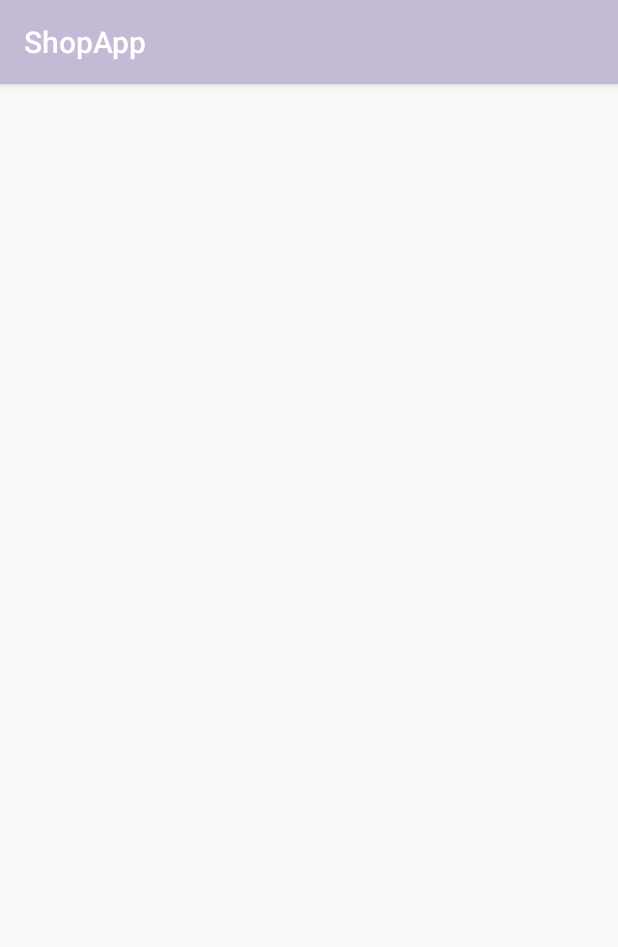
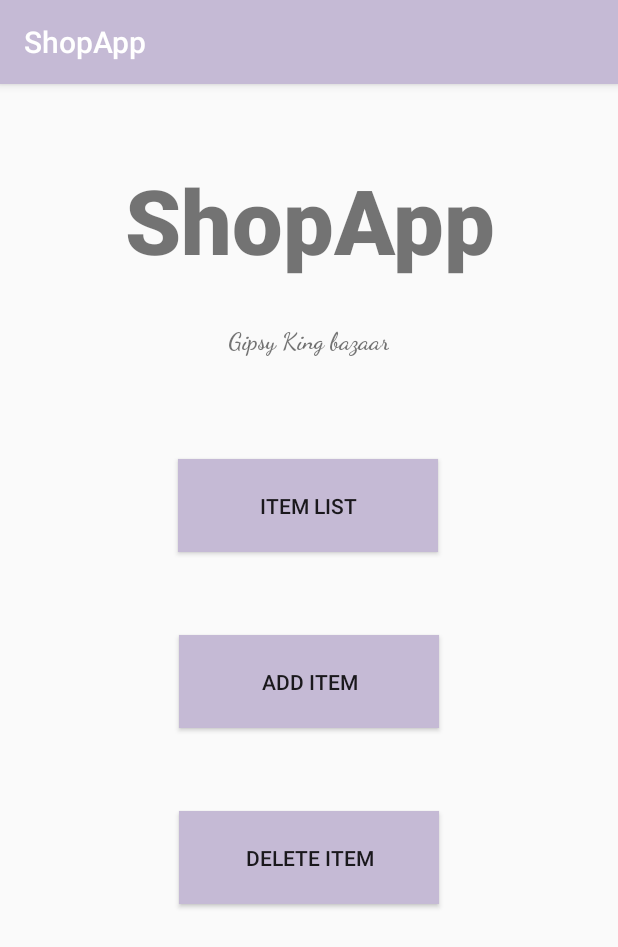
Before and after one commit to JakubRoss/ShopApp, an Android app: the MainActivity screen opened directly, with no data from a screen before it, on a phone screen of 412 x 824 dp. Shown: the top 947 px of the screen. Run offline under Robolectric (Android 15) with nearby library versions, the phone set to English and light mode, and no system bars.

Commit message:
MainActivityAdded

```diff
--- a/app/src/main/AndroidManifest.xml
+++ b/app/src/main/AndroidManifest.xml
@@ -2,6 +2,8 @@
 <manifest xmlns:android="http://schemas.android.com/apk/res/android"
     xmlns:tools="http://schemas.android.com/tools"
     package="com.example.shoplist">
+
+    <uses-permission android:name="android.permission.INTERNET" />
 
     <application
         android:allowBackup="true"
@@ -13,6 +15,9 @@
         android:supportsRtl="true"
         android:theme="@style/Theme.ShopList"
         tools:targetApi="31">
+        <activity
+            android:name=".ItemListActivity"
+            android:exported="false" />
         <activity
             android:name=".RegisterActivity"
             android:exported="false" />
@@ -29,5 +34,5 @@
             </intent-filter>
         </activity>
     </application>
-    <uses-permission android:name="android.permission.INTERNET"/>
+
 </manifest>
--- /dev/null
+++ b/app/src/main/java/com/example/shoplist/ItemListActivity.java
@@ -0,0 +1,66 @@
+package com.example.shoplist;
+
+import android.app.Activity;
+import android.content.SharedPreferences;
+import android.support.v7.app.AppCompatActivity;
+import android.os.Bundle;
+import android.widget.ArrayAdapter;
+import android.widget.ListView;
+
+import com.loopj.android.http.AsyncHttpClient;
+import com.loopj.android.http.AsyncHttpResponseHandler;
+
+import org.json.JSONArray;
+import org.json.JSONException;
+import org.json.JSONObject;
+
+import java.util.ArrayList;
+
+import cz.msebera.android.httpclient.Header;
+
+public class ItemListActivity extends AppCompatActivity {
+
+    @Override
+    protected void onCreate(Bundle savedInstanceState) {
+        super.onCreate(savedInstanceState);
+        setContentView(R.layout.activity_item_list);
+        ListView listView_Products = findViewById(R.id.listView_Products);
+        SharedPreferences prefernces = getSharedPreferences("userPrefernces", Activity.MODE_PRIVATE);
+        String userId = prefernces.getString("userId","0");
+        ArrayList<String> ProductList = new ArrayList<String>();
+        ArrayAdapter<String> PoductAdapter = new ArrayAdapter<String>(ItemListActivity.this, android.R.layout.simple_list_item_1,ProductList);
+        listView_Products.setAdapter(PoductAdapter);
+
+        AsyncHttpClient client = new AsyncHttpClient();
+        String url = "https://dev.imagit.pl/wsg_zaliczenie/api/items/"+userId;
+
+        client.get(url, new AsyncHttpResponseHandler() {
+            @Override
+            public void onSuccess(int statusCode, Header[] headers, byte[] responseBody) {
+                String json = new String(responseBody);
+                try {
+                    JSONArray jArray = new JSONArray(json);
+                    for(int i =0; i<jArray.length(); i++){
+                        JSONObject jObject = jArray.getJSONObject(i);
+                        String productName = jObject.getString("ITEM_NAME");
+                        String itemDescription =jObject.getString("ITEM_DESCRIPTION");
+
+                        ProductList.add(productName + ", " + itemDescription);
+                    }
+                    listView_Products.setAdapter(PoductAdapter);
+
+                } catch (JSONException e) {
+                    e.printStackTrace();
+                }
+
+            }
+
+            @Override
+            public void onFailure(int statusCode, Header[] headers, byte[] responseBody, Throwable error) {
+
+            }
+        });
+
+
+    }
+}
--- a/app/src/main/java/com/example/shoplist/MainActivity.java
+++ b/app/src/main/java/com/example/shoplist/MainActivity.java
@@ -1,22 +1,10 @@
 package com.example.shoplist;
 
-import android.app.Activity;
-import android.content.SharedPreferences;
+import android.content.Intent;
 import android.support.v7.app.AppCompatActivity;
 import android.os.Bundle;
-import android.widget.ArrayAdapter;
-import android.widget.ListView;
-
-import com.loopj.android.http.AsyncHttpClient;
-import com.loopj.android.http.AsyncHttpResponseHandler;
-
-import org.json.JSONArray;
-import org.json.JSONException;
-import org.json.JSONObject;
-
-import java.util.ArrayList;
-
-import cz.msebera.android.httpclient.Header;
+import android.view.View;
+import android.widget.Button;
 
 public class MainActivity extends AppCompatActivity {
 
@@ -24,43 +12,16 @@ public class MainActivity extends AppCompatActivity {
     protected void onCreate(Bundle savedInstanceState) {
         super.onCreate(savedInstanceState);
         setContentView(R.layout.activity_main);
-        ListView listView_Products = findViewById(R.id.listView_Products);
-        SharedPreferences prefernces = getSharedPreferences("userPrefernces", Activity.MODE_PRIVATE);
-        String userId = prefernces.getString("userId","0");
-        ArrayList<String> ProductList = new ArrayList<String>();
-        ArrayAdapter<String> PoductAdapter = new ArrayAdapter<String>(MainActivity.this, android.R.layout.simple_list_item_1,ProductList);
-        listView_Products.setAdapter(PoductAdapter);
+        Button itemlist = findViewById(R.id.button_ListItem);
+        Button additem = findViewById(R.id.button_additem);
+        Button deleteitem = findViewById(R.id.button_deleteitem);
 
-        AsyncHttpClient client = new AsyncHttpClient();
-        String url = "https://dev.imagit.pl/wsg_zaliczenie/api/items/"+userId;
-
-        client.get(url, new AsyncHttpResponseHandler() {
+        itemlist.setOnClickListener(new View.OnClickListener() {
             @Override
-            public void onSuccess(int statusCode, Header[] headers, byte[] responseBody) {
-                String json = new String(responseBody);
-                try {
-                    JSONArray jArray = new JSONArray(json);
-                    for(int i =0; i<jArray.length(); i++){
-                        JSONObject jObject = jArray.getJSONObject(i);
-                        String productName = jObject.getString("ITEM_NAME");
-                        String itemDescription =jObject.getString("ITEM_DESCRIPTION");
-
-                        ProductList.add(productName + ", " + itemDescription);
-                    }
-                    listView_Products.setAdapter(PoductAdapter);
-
-                } catch (JSONException e) {
-                    e.printStackTrace();
-                }
-
-            }
-
-            @Override
-            public void onFailure(int statusCode, Header[] headers, byte[] responseBody, Throwable error) {
-
+            public void onClick(View v) {
+                Intent intent = new Intent(MainActivity.this,ItemListActivity.class);
+                startActivity(intent);
             }
         });
-
-
     }
 }
--- /dev/null
+++ b/app/src/main/res/layout/activity_item_list.xml
@@ -0,0 +1,19 @@
+<?xml version="1.0" encoding="utf-8"?>
+<android.support.constraint.ConstraintLayout xmlns:android="http://schemas.android.com/apk/res/android"
+    xmlns:app="http://schemas.android.com/apk/res-auto"
+    xmlns:tools="http://schemas.android.com/tools"
+    android:layout_width="match_parent"
+    android:layout_height="match_parent"
+    tools:context=".ItemListActivity">
+
+    <ListView
+        android:id="@+id/listView_Products"
+        android:layout_width="0dp"
+        android:layout_height="0dp"
+        app:layout_constraintBottom_toBottomOf="parent"
+        app:layout_constraintEnd_toEndOf="parent"
+        app:layout_constraintHorizontal_bias="0.0"
+        app:layout_constraintStart_toStartOf="parent"
+        app:layout_constraintTop_toTopOf="parent"
+        app:layout_constraintVertical_bias="0.0" />
+</android.support.constraint.ConstraintLayout>
--- a/app/src/main/res/layout/activity_main.xml
+++ b/app/src/main/res/layout/activity_main.xml
@@ -6,12 +6,75 @@
     android:layout_height="match_parent"
     tools:context=".MainActivity">
 
-    <ListView
-        android:id="@+id/listView_Products"
-        android:layout_width="0dp"
-        android:layout_height="0dp"
-        app:layout_constraintBottom_toBottomOf="parent"
+    <TextView
+        android:id="@+id/textView_ShopApp3"
+        android:layout_width="269dp"
+        android:layout_height="86dp"
+        android:layout_marginTop="50dp"
+        android:fontFamily="sans-serif-medium"
+        android:text="@string/Shopp_App"
+        android:textAlignment="center"
+        android:textSize="60sp"
+        android:textStyle="bold"
         app:layout_constraintEnd_toEndOf="parent"
         app:layout_constraintStart_toStartOf="parent"
         app:layout_constraintTop_toTopOf="parent" />
+
+    <TextView
+        android:id="@+id/textView_cygan3"
+        android:layout_width="wrap_content"
+        android:layout_height="33dp"
+        android:layout_marginTop="25dp"
+        android:fontFamily="cursive"
+        android:text="@string/Cygan"
+        android:textAlignment="center"
+        android:textSize="16sp"
+        android:textStyle="bold"
+        app:layout_constraintEnd_toEndOf="parent"
+        app:layout_constraintHorizontal_bias="0.497"
+        app:layout_constraintStart_toStartOf="parent"
+        app:layout_constraintTop_toBottomOf="@+id/textView_ShopApp3" />
+
+    <Button
+        android:id="@+id/button_ListItem"
+        android:layout_width="173dp"
+        android:layout_height="62dp"
+        android:layout_marginTop="55dp"
+        android:background="@color/purple_500"
+        android:fontFamily="sans-serif-light"
+        android:text="@string/itemlist"
+        android:textAlignment="center"
+        android:textStyle="bold"
+        app:layout_constraintEnd_toEndOf="parent"
+        app:layout_constraintHorizontal_bias="0.498"
+        app:layout_constraintStart_toStartOf="parent"
+        app:layout_constraintTop_toBottomOf="@+id/textView_cygan3" />
+
+    <Button
+        android:id="@+id/button_additem"
+        android:layout_width="173dp"
+        android:layout_height="62dp"
+        android:layout_marginTop="55dp"
+        android:background="@color/purple_500"
+        android:fontFamily="sans-serif-light"
+        android:text="@string/AddItem"
+        android:textAlignment="center"
+        android:textStyle="bold"
+        app:layout_constraintEnd_toEndOf="parent"
+        app:layout_constraintStart_toStartOf="parent"
+        app:layout_constraintTop_toBottomOf="@+id/button_ListItem" />
+
+    <Button
+        android:id="@+id/button_deleteitem"
+        android:layout_width="173dp"
+        android:layout_height="62dp"
+        android:layout_marginTop="55dp"
+        android:background="@color/purple_500"
+        android:fontFamily="sans-serif-light"
+        android:text="@string/DeleteItem"
+        android:textAlignment="center"
+        android:textStyle="bold"
+        app:layout_constraintEnd_toEndOf="parent"
+        app:layout_constraintStart_toStartOf="parent"
+        app:layout_constraintTop_toBottomOf="@+id/button_additem" />
 </android.support.constraint.ConstraintLayout>
--- a/app/src/main/res/values/strings.xml
+++ b/app/src/main/res/values/strings.xml
@@ -14,4 +14,8 @@
     <string name="UsernameAlreadyExists">Username Already Exists</string>
     <string name="Submit">Submit</string>
     <string name="email">Email</string>
+    <string name="itemlist">Item List</string>
+    <string name="AddItem">Add Item</string>
+    <string name="DeleteItem">Delete Item</string>
+
 </resources>
```
